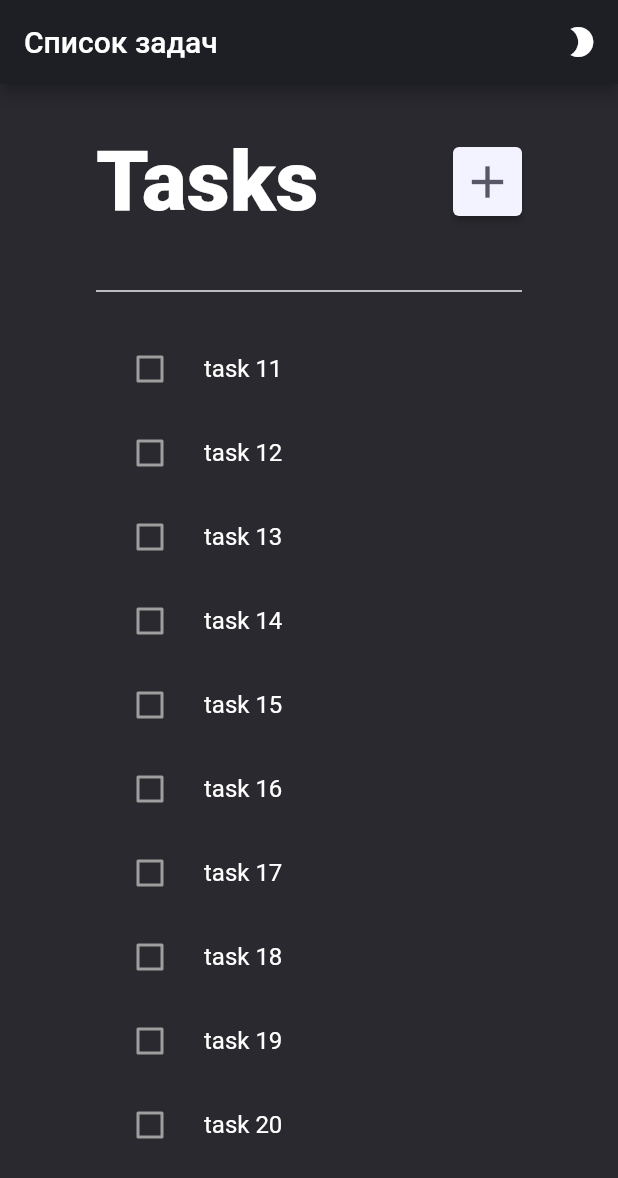
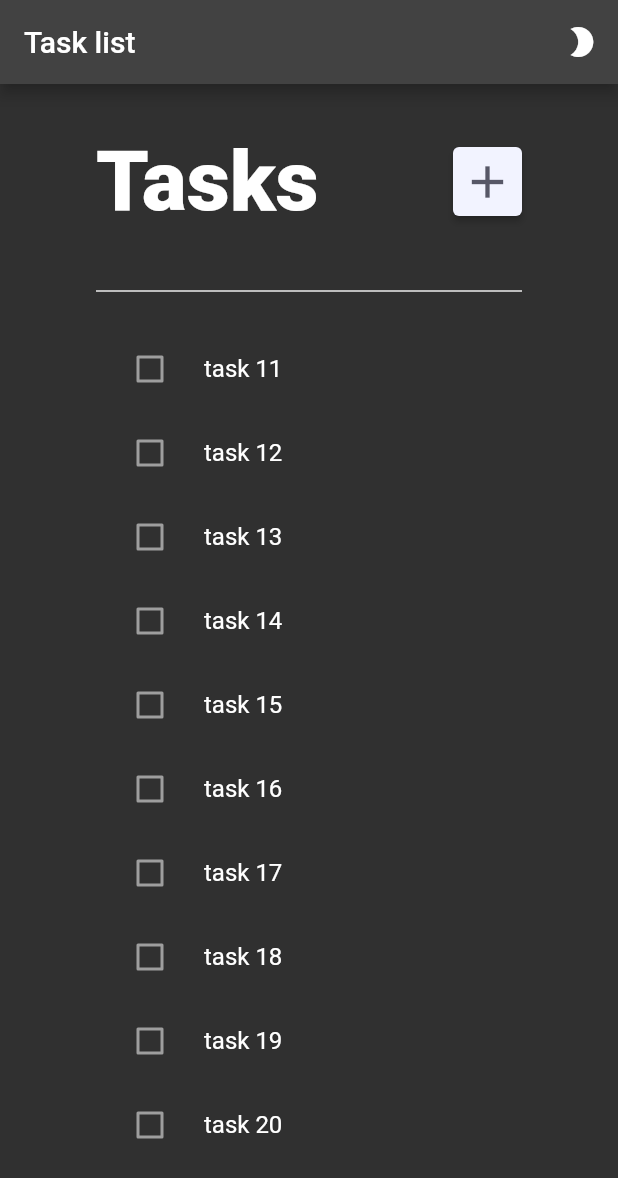
Before and after one commit to 1ldanlik/task-list-app, a Flutter app: the screen it shows after launch, scrolled down 576 dp, after a tap on the "sunny" icon, on a phone screen of 412 x 824 dp. Shown: the top 1178 px of the screen. Run offline on Flutter 3.47's test engine with Material 2 defaults, Android fonts, the phone set to English and light mode, and no system bars.

Commit message:
changing apps mode by theme in MaterialApp

```diff
--- a/lib/main.dart
+++ b/lib/main.dart
@@ -7,17 +7,33 @@ void main() {
   runApp(const RootWidget(child: MyApp()));
 }
 
-class MyApp extends StatelessWidget {
+class MyApp extends StatefulWidget {
   const MyApp({Key? key}) : super(key: key);
 
+  @override
+  State<MyApp> createState() => _MyAppState();
+
+  static _MyAppState? of(BuildContext context) => context.findAncestorStateOfType<_MyAppState>();
+}
+
+class _MyAppState extends State<MyApp> {
   // This widget is the root of your application.
+
+  ThemeMode _themeMode = ThemeMode.light;
+
+  void changeTheme(ThemeMode themeMode) {
+    setState(() {
+      _themeMode = themeMode;
+    });
+  }
+
   @override
   Widget build(BuildContext context) {
     return MaterialApp(
       title: 'Flutter Demo',
-      theme: ThemeData(
-        primarySwatch: Colors.blue,
-      ),
+      theme: ThemeData(),
+      darkTheme: ThemeData.dark(),
+      themeMode: _themeMode,
       home: TaskListRootWidget(
         child: MainPage(),
       ),
--- a/lib/screens/main_page.dart
+++ b/lib/screens/main_page.dart
@@ -1,4 +1,5 @@
 import 'package:flutter/material.dart';
+import 'package:task_list_app/main.dart';
 import 'package:task_list_app/utils/task_list.dart';
 
 import '../utils/change_app_theme.dart';
@@ -51,24 +52,24 @@ class _MainPageState extends State<MainPage> {
 
     final appThemeState = ChangeAppTheme.of(context);
     return Scaffold(
-      backgroundColor: appThemeState!.isDarkMode ? const Color(0xFF29292F) : null,
       appBar: AppBar(
-        backgroundColor: appThemeState.isDarkMode ? const Color(0xFF1E1F25) : null,
         title: Text(
-          'Список задач',
+          'Task list',
           style: TextStyle(
-            color: appThemeState.isDarkMode ? Colors.white : Colors.black,
+            color: appThemeState!.themeMode == ThemeMode.dark ? Colors.white : Colors.black,
           ),
         ),
         actions: [
           IconButton(
-            onPressed: () =>
-              appThemeState.isDarkMode
+            onPressed: () {
+              appThemeState.themeMode == ThemeMode.dark
                   ? appThemeState.toLightMode()
-                  : appThemeState.toDarkMode(),
+                  : appThemeState.toDarkMode();
+              MyApp.of(context)!.changeTheme(appThemeState.themeMode == ThemeMode.dark ? ThemeMode.light : ThemeMode.dark);
+            },
             icon: Icon(
-              appThemeState.isDarkMode ? Icons.mode_night : Icons.sunny,
-              color: appThemeState.isDarkMode ? Colors.white : Colors.black,
+              appThemeState.themeMode == ThemeMode.dark ? Icons.mode_night : Icons.sunny,
+              color: appThemeState.themeMode == ThemeMode.dark ? Colors.white : Colors.black,
             ),
           )
         ],
@@ -88,7 +89,7 @@ class _MainPageState extends State<MainPage> {
                     style: TextStyle(
                       fontSize: 56,
                       fontWeight: FontWeight.w800,
-                      color: appThemeState.isDarkMode
+                      color: appThemeState.themeMode == ThemeMode.dark
                           ? Colors.white
                           : Colors.black,
                     ),
@@ -136,7 +137,7 @@ class _MainPageState extends State<MainPage> {
                 visible: _isVisibleTextField,
                 child: TextField(
                   style: TextStyle(
-                    color: appThemeState.isDarkMode ? Colors.white : Colors.black,
+                    color: appThemeState.themeMode == ThemeMode.dark ? Colors.white : Colors.black,
                   ),
                   focusNode: _focusNode,
                   controller: _controller,
@@ -186,7 +187,7 @@ class _MainPageState extends State<MainPage> {
                           title: Text(
                             taskListWidget.taskList[index].title,
                             style: TextStyle(
-                              color: appThemeState.isDarkMode
+                              color: appThemeState.themeMode == ThemeMode.dark
                                   ? Colors.white
                                   : Colors.black,
                             ),
--- /dev/null
+++ b/lib/theme/theme.dart
@@ -0,0 +1,15 @@
+import 'package:flutter/material.dart';
+
+class TaskListAppTheme {
+static ThemeData get light {
+  return ThemeData(
+    brightness: Brightness.light,
+  );
+}
+
+static ThemeData get dark {
+  return ThemeData(
+      brightness: Brightness.dark,
+  );
+}
+}
--- a/lib/utils/change_app_theme.dart
+++ b/lib/utils/change_app_theme.dart
@@ -1,14 +1,14 @@
 import 'package:flutter/material.dart';
 
 class ChangeAppTheme extends InheritedWidget {
-  final bool isDarkMode;
+  final ThemeMode themeMode;
   final Widget child;
   final Function toDarkMode;
   final Function toLightMode;
 
   const ChangeAppTheme({
     Key? key,
-    required this.isDarkMode,
+    required this.themeMode,
     required this.toDarkMode,
     required this.toLightMode,
     required this.child
@@ -16,7 +16,7 @@ class ChangeAppTheme extends InheritedWidget {
 
   @override
   bool updateShouldNotify(ChangeAppTheme oldWidget) {
-    return isDarkMode != oldWidget.isDarkMode;
+    return themeMode != oldWidget.themeMode;
   }
 
   static ChangeAppTheme? of(BuildContext context) {
--- a/lib/widgets/root_widget.dart
+++ b/lib/widgets/root_widget.dart
@@ -15,26 +15,28 @@ class RootWidget extends StatefulWidget {
 }
 
 class _RootWidgetState extends State<RootWidget> {
-  bool isDarkMode = false;
+  // bool isDarkMode = false;
+
+  ThemeMode _themeMode = ThemeMode.light;
 
   void toDarkMode() {
     debugPrint('[[[[[[[[[[[[[[[[[[[[[[[[[[[[[');
     setState(() {
-      isDarkMode = true;
+      _themeMode = ThemeMode.dark;
     });
   }
 
   void toLightMode() {
     debugPrint('}}}}}}}}}}}}}}}}}}}}}}}}}}}}}}');
     setState(() {
-      isDarkMode = false;
+      _themeMode = ThemeMode.light;
     });
   }
 
   @override
   Widget build(BuildContext context) {
     return ChangeAppTheme(
-      isDarkMode: isDarkMode,
+      themeMode: _themeMode,
       toDarkMode: toDarkMode,
       toLightMode: toLightMode,
       child: const MyApp(),
```
Lines whose indentation alone changed are shown as unchanged.
